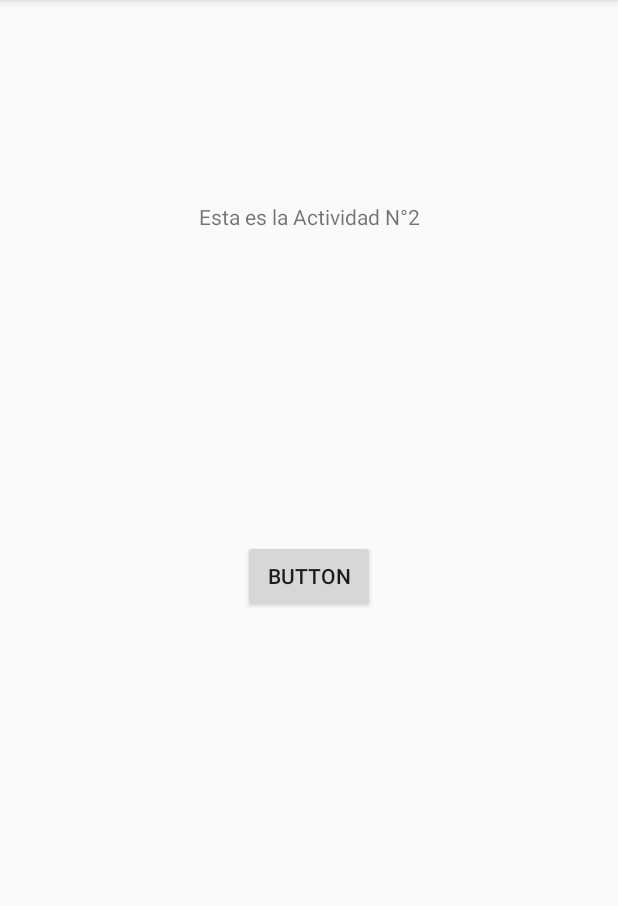
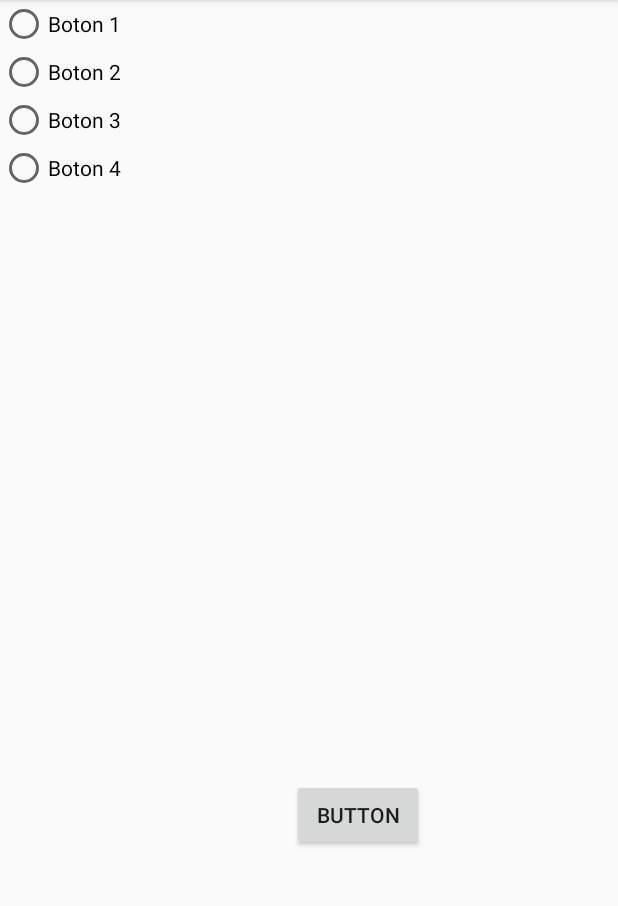
Before and after one commit to diego779/proyectoDiegoA, an Android app: the Actividad2 screen opened directly, with no data from a screen before it, on a phone screen of 412 x 824 dp, the part 84-990 px from its top. Run offline under Robolectric (Android 15) with nearby library versions, the phone set to English and light mode, and no system bars.

Commit message:
se modifico correctamente el proyecto

```diff
--- a/app/src/main/java/com/example/diegoandres/myapplication/Actividad2.java
+++ b/app/src/main/java/com/example/diegoandres/myapplication/Actividad2.java
@@ -1,13 +1,43 @@
 package com.example.diegoandres.myapplication;
 
+import android.support.annotation.IdRes;
 import android.support.v7.app.AppCompatActivity;
 import android.os.Bundle;
+import android.view.View;
+import android.widget.Button;
+import android.widget.RadioGroup;
+import android.widget.Toast;
 
-public class Actividad2 extends AppCompatActivity {
-
+public class Actividad2 extends AppCompatActivity implements View.OnClickListener
+{
+    RadioGroup container;
+    Button button;
     @Override
     protected void onCreate(Bundle savedInstanceState) {
         super.onCreate(savedInstanceState);
         setContentView(R.layout.activity_actividad2);
+        container = (RadioGroup) findViewById(R.id.radiogroup);
+        button = (Button) findViewById(R.id.button2);
+        button.setOnClickListener(this);
+
+        container.setOnCheckedChangeListener(new RadioGroup.OnCheckedChangeListener() {
+            @Override
+            public void onCheckedChanged(RadioGroup group, @IdRes int checkedId) {
+                if (checkedId == R.id.radioButton1) {
+                    Toast.makeText(getApplicationContext(),"Usted Oprimio el boton 1", Toast.LENGTH_SHORT).show();
+                } else if (checkedId == R.id.radioButton2){
+                    Toast.makeText(getApplicationContext(),"Usted Oprimio el boton 2", Toast.LENGTH_SHORT).show();
+                } else if (checkedId == R.id.radioButton3) {
+                    Toast.makeText(getApplicationContext(),"Usted Oprimio el boton 3", Toast.LENGTH_SHORT).show();
+                } else if (checkedId == R.id.radioButton4) {
+                    Toast.makeText(getApplicationContext(),"Usted Oprimio el boton 4", Toast.LENGTH_SHORT).show();
+                }
+            }
+        });
+    }
+
+    @Override
+    public void onClick(View v) {
+        super.onBackPressed();
     }
 }
--- a/app/src/main/res/layout/activity_actividad2.xml
+++ b/app/src/main/res/layout/activity_actividad2.xml
@@ -6,16 +6,44 @@
     android:layout_height="match_parent"
     tools:context="com.example.diegoandres.myapplication.Actividad2">
 
-    <TextView
-        android:id="@+id/textView"
+    <RadioGroup
+        android:id="@+id/radiogroup"
         android:layout_width="wrap_content"
         android:layout_height="wrap_content"
-        android:text="Esta es la Actividad N°2"
-        app:layout_constraintBottom_toBottomOf="parent"
-        app:layout_constraintLeft_toLeftOf="parent"
-        app:layout_constraintRight_toRightOf="parent"
-        app:layout_constraintTop_toTopOf="parent"
-        app:layout_constraintVertical_bias="0.18" />
+        tools:layout_editor_absoluteX="192dp"
+        tools:layout_editor_absoluteY="114dp" >
+
+        <RadioButton
+            android:id="@+id/radioButton1"
+            android:layout_width="wrap_content"
+            android:layout_height="wrap_content"
+            android:layout_weight="1"
+            android:text="Boton 1" />
+
+        <RadioButton
+            android:id="@+id/radioButton2"
+            android:layout_width="wrap_content"
+            android:layout_height="wrap_content"
+            android:layout_weight="1"
+            android:text="Boton 2" />
+
+        <RadioButton
+            android:id="@+id/radioButton3"
+            android:layout_width="wrap_content"
+            android:layout_height="wrap_content"
+            android:layout_weight="1"
+            android:text="Boton 3" />
+
+        <RadioButton
+            android:id="@+id/radioButton4"
+            android:layout_width="wrap_content"
+            android:layout_height="wrap_content"
+            android:layout_weight="1"
+            android:text="Boton 4"
+            tools:layout_editor_absoluteX="127dp"
+            tools:layout_editor_absoluteY="16dp" />
+    </RadioGroup>
+
     <Button
         android:id="@+id/button2"
         android:layout_width="wrap_content"
@@ -24,5 +52,8 @@
         app:layout_constraintBottom_toBottomOf="parent"
         app:layout_constraintLeft_toLeftOf="parent"
         app:layout_constraintRight_toRightOf="parent"
-        app:layout_constraintTop_toTopOf="parent" />
+        app:layout_constraintTop_toTopOf="parent"
+        app:layout_constraintHorizontal_bias="0.601"
+        app:layout_constraintVertical_bias="0.721" />
+
 </android.support.constraint.ConstraintLayout>
--- a/app/src/main/res/layout/activity_main.xml
+++ b/app/src/main/res/layout/activity_main.xml
@@ -21,7 +21,7 @@
         android:layout_width="wrap_content"
         android:layout_height="wrap_content"
         android:text="@string/buttonText"
-        tools:layout_editor_absoluteX="76dp"
-        tools:layout_editor_absoluteY="335dp" />
+        tools:layout_editor_absoluteX="10dp"
+        tools:layout_editor_absoluteY="80dp" />
 
 </android.support.constraint.ConstraintLayout>
--- a/app/src/main/res/values/strings.xml
+++ b/app/src/main/res/values/strings.xml
@@ -1,5 +1,5 @@
 <resources>
     <string name="app_name">My Application</string>
     <string name="buttonText">"Cambiar texto del textView"</string>
-    <string name="hello">"Hello World!"</string>
+    <string name="hello">"HOLA MUNDO!"</string>
 </resources>
```
